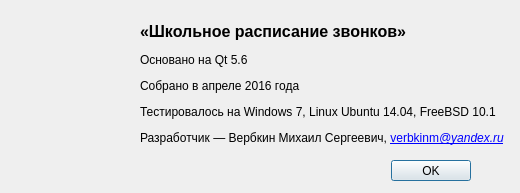
Above: aboutprogram.ui from verbkinm/bells before the change. Below: the same form after it.
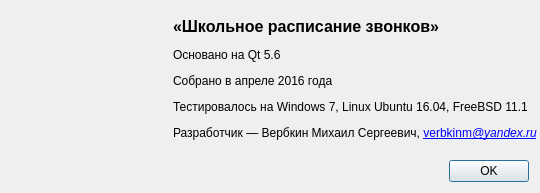
That is the form after the change. Icons and pictures are not drawn.

Commit message: о программе

Patch:
```diff
--- a/aboutprogram.ui
+++ b/aboutprogram.ui
@@ -6,20 +6,20 @@
    <rect>
     <x>0</x>
     <y>0</y>
-    <width>520</width>
+    <width>540</width>
     <height>193</height>
    </rect>
   </property>
   <property name="minimumSize">
    <size>
-    <width>520</width>
+    <width>540</width>
     <height>193</height>
    </size>
   </property>
   <property name="maximumSize">
    <size>
-    <width>520</width>
-    <height>193</height>
+    <width>100000</width>
+    <height>100000</height>
    </size>
   </property>
   <property name="windowTitle">
@@ -32,43 +32,46 @@
   <property name="modal">
    <bool>true</bool>
   </property>
-  <widget class="QDialogButtonBox" name="buttonBox">
-   <property name="geometry">
-    <rect>
-     <x>0</x>
-     <y>160</y>
-     <width>471</width>
-     <height>21</height>
-    </rect>
-   </property>
+  <layout class="QGridLayout" name="gridLayout_2">
+   <item row="0" column="1" colspan="2">
+    <spacer name="verticalSpacer_2">
+     <property name="orientation">
+      <enum>Qt::Vertical</enum>
+     </property>
+     <property name="sizeHint" stdset="0">
+      <size>
+       <width>20</width>
+       <height>40</height>
+      </size>
+     </property>
+    </spacer>
+   </item>
+   <item row="1" column="3">
+    <spacer name="horizontalSpacer_2">
    <property name="orientation">
     <enum>Qt::Horizontal</enum>
    </property>
-   <property name="standardButtons">
-    <set>QDialogButtonBox::Ok</set>
-   </property>
-  </widget>
-  <widget class="QLabel" name="label">
-   <property name="geometry">
-    <rect>
-     <x>140</x>
-     <y>20</y>
-     <width>371</width>
-     <height>141</height>
-    </rect>
-   </property>
-   <property name="text">
-    <string>&lt;html&gt;&lt;head/&gt;&lt;body&gt;&lt;p align=&quot;justify&quot;&gt;&lt;span style=&quot; font-size:12pt; font-weight:600;&quot;&gt;«Школьное расписание звонков»&lt;/span&gt;&lt;/p&gt;&lt;p align=&quot;justify&quot;&gt;&lt;span style=&quot; font-family:'Arial'; font-size:medium; color:#000000;&quot;&gt;Основано на Qt 5.6&lt;/span&gt;&lt;/p&gt;&lt;p align=&quot;justify&quot;&gt;&lt;span style=&quot; font-family:'Arial'; font-size:medium; color:#000000;&quot;&gt;Собрано в апреле 2016 года&lt;/span&gt;&lt;/p&gt;&lt;p align=&quot;justify&quot;&gt;&lt;span style=&quot; font-family:'Arial'; font-size:medium; color:#000000;&quot;&gt;Тестировалось на Windows 7, Linux Ubuntu 14.04, FreeBSD 10.1&lt;/span&gt;&lt;/p&gt;&lt;p align=&quot;justify&quot;&gt;&lt;span style=&quot; font-family:'Arial'; font-size:medium; color:#000000;&quot;&gt;Разработчик — Вербкин Михаил Сергеевич, &lt;/span&gt;&lt;a href=&quot;mailto:verbkinm@yandex.ru&quot;&gt;&lt;span style=&quot; font-family:'Arial'; font-size:medium; text-decoration: underline; color:#0000ff;&quot;&gt;verbkinm&lt;/span&gt;&lt;/a&gt;&lt;a href=&quot;mailto:verbkinm@yandex.ru&quot;&gt;&lt;span style=&quot; font-family:'Arial'; font-size:medium; font-style:italic; text-decoration: underline; color:#0000ff;&quot;&gt;@yandex.ru&lt;/span&gt;&lt;/a&gt;&lt;br/&gt;&lt;/p&gt;&lt;/body&gt;&lt;/html&gt;</string>
-   </property>
-  </widget>
+     <property name="sizeHint" stdset="0">
+      <size>
+       <width>40</width>
+       <height>20</height>
+      </size>
+     </property>
+    </spacer>
+   </item>
+   <item row="1" column="1" colspan="2">
   <widget class="QLabel" name="label_2">
-   <property name="geometry">
-    <rect>
-     <x>10</x>
-     <y>30</y>
-     <width>121</width>
-     <height>111</height>
-    </rect>
+     <property name="minimumSize">
+      <size>
+       <width>150</width>
+       <height>150</height>
+      </size>
+     </property>
+     <property name="maximumSize">
+      <size>
+       <width>150</width>
+       <height>150</height>
+      </size>
    </property>
    <property name="text">
     <string/>
@@ -79,7 +82,63 @@
    <property name="scaledContents">
     <bool>true</bool>
    </property>
-  </widget>
+     <property name="alignment">
+      <set>Qt::AlignCenter</set>
+     </property>
+    </widget>
+   </item>
+   <item row="1" column="4">
+    <widget class="QLabel" name="label">
+     <property name="minimumSize">
+      <size>
+       <width>364</width>
+       <height>150</height>
+      </size>
+     </property>
+     <property name="text">
+      <string>&lt;html&gt;&lt;head/&gt;&lt;body&gt;&lt;p align=&quot;justify&quot;&gt;&lt;span style=&quot; font-size:12pt; font-weight:600;&quot;&gt;«Школьное расписание звонков»&lt;/span&gt;&lt;/p&gt;&lt;p align=&quot;justify&quot;&gt;&lt;span style=&quot; font-family:'Arial'; font-size:medium; color:#000000;&quot;&gt;Основано на Qt 5.6&lt;/span&gt;&lt;/p&gt;&lt;p align=&quot;justify&quot;&gt;&lt;span style=&quot; font-family:'Arial'; font-size:medium; color:#000000;&quot;&gt;Собрано в апреле 2016 года&lt;/span&gt;&lt;/p&gt;&lt;p align=&quot;justify&quot;&gt;&lt;span style=&quot; font-family:'Arial'; font-size:medium; color:#000000;&quot;&gt;Тестировалось на Windows 7, Linux Ubuntu 16.04, FreeBSD 11.1&lt;/span&gt;&lt;/p&gt;&lt;p align=&quot;justify&quot;&gt;&lt;span style=&quot; font-family:'Arial'; font-size:medium; color:#000000;&quot;&gt;Разработчик — Вербкин Михаил Сергеевич, &lt;/span&gt;&lt;a href=&quot;mailto:verbkinm@yandex.ru&quot;&gt;&lt;span style=&quot; font-family:'Arial'; font-size:medium; text-decoration: underline; color:#0000ff;&quot;&gt;verbkinm&lt;/span&gt;&lt;/a&gt;&lt;a href=&quot;mailto:verbkinm@yandex.ru&quot;&gt;&lt;span style=&quot; font-family:'Arial'; font-size:medium; font-style:italic; text-decoration: underline; color:#0000ff;&quot;&gt;@yandex.ru&lt;/span&gt;&lt;/a&gt;&lt;br/&gt;&lt;/p&gt;&lt;/body&gt;&lt;/html&gt;</string>
+     </property>
+     <property name="textFormat">
+      <enum>Qt::AutoText</enum>
+     </property>
+     <property name="scaledContents">
+      <bool>false</bool>
+     </property>
+     <property name="alignment">
+      <set>Qt::AlignCenter</set>
+     </property>
+     <property name="wordWrap">
+      <bool>false</bool>
+     </property>
+     <property name="textInteractionFlags">
+      <set>Qt::NoTextInteraction</set>
+     </property>
+    </widget>
+   </item>
+   <item row="3" column="3" colspan="3">
+    <widget class="QDialogButtonBox" name="buttonBox">
+     <property name="orientation">
+      <enum>Qt::Horizontal</enum>
+     </property>
+     <property name="standardButtons">
+      <set>QDialogButtonBox::Ok</set>
+     </property>
+    </widget>
+   </item>
+   <item row="2" column="1" rowspan="2" colspan="2">
+    <spacer name="verticalSpacer">
+     <property name="orientation">
+      <enum>Qt::Vertical</enum>
+     </property>
+     <property name="sizeHint" stdset="0">
+      <size>
+       <width>20</width>
+       <height>40</height>
+      </size>
+     </property>
+    </spacer>
+   </item>
+  </layout>
  </widget>
  <resources>
   <include location="img.qrc"/>
```
Lines whose indentation alone changed are shown as unchanged.
